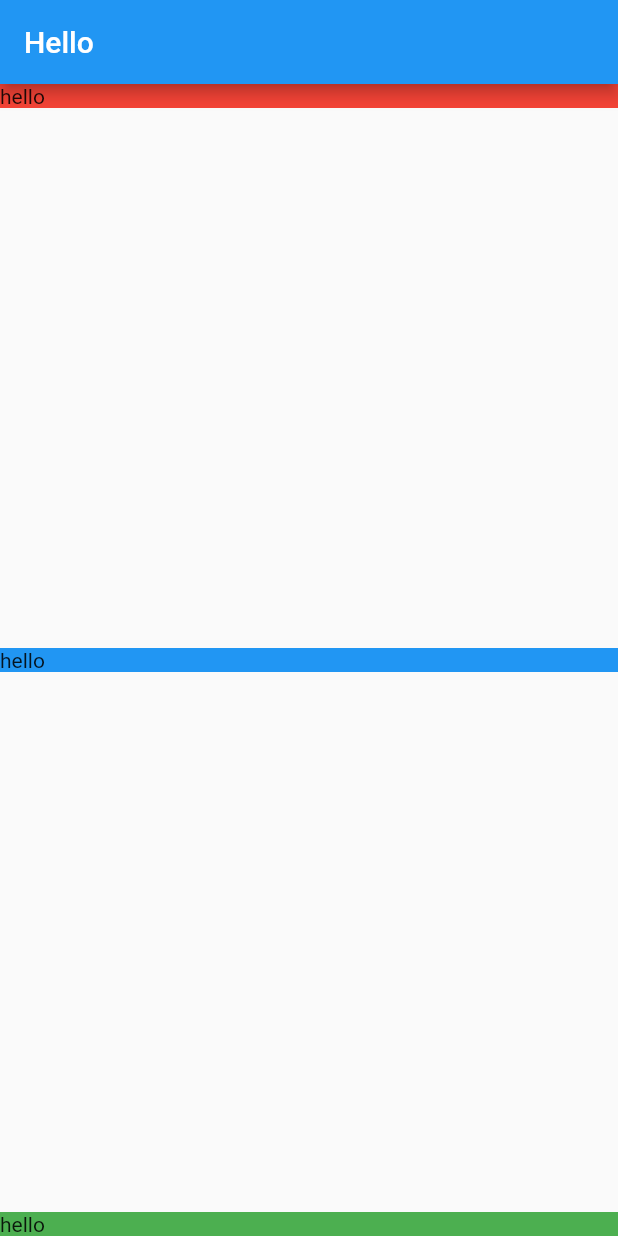
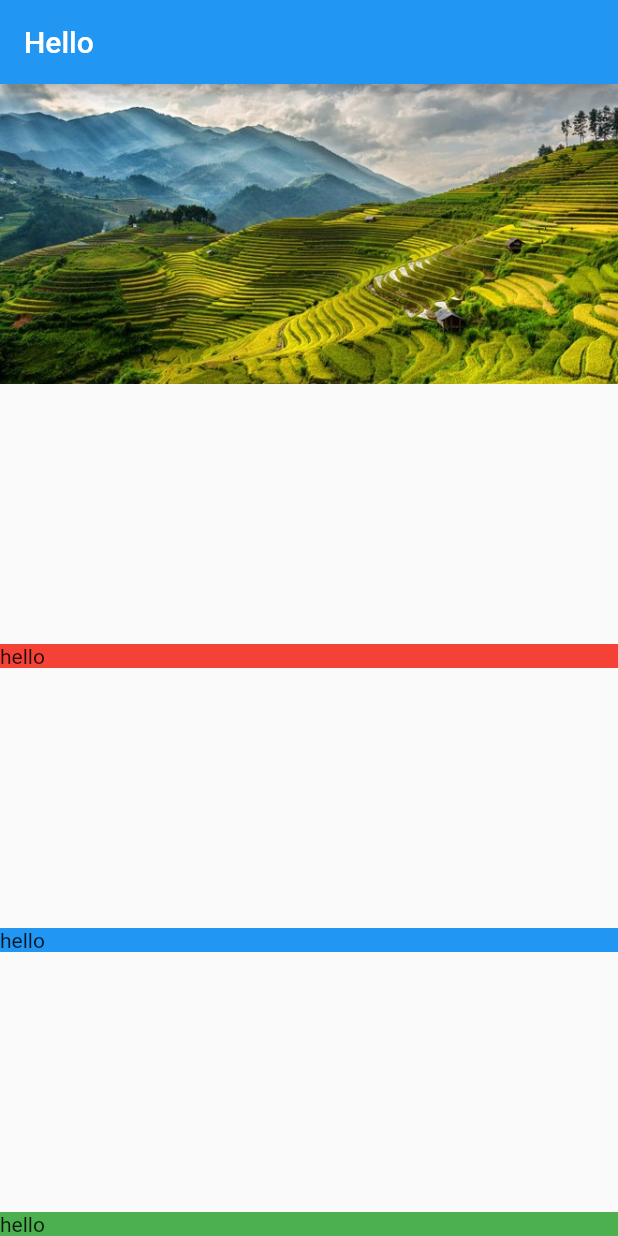
Before and after one commit to tuanvu9981/FundamentalFlutter, a Flutter app: the screen it shows after launch, on a phone screen of 412 x 824 dp. Run offline on Flutter 3.47's test engine with Material 2 defaults, Android fonts, the phone set to English and light mode, and no system bars.

Commit message:
feat: show image by Image Widget & assets

```diff
--- /dev/null
+++ b/lib/screens/ImageBanner.dart
@@ -0,0 +1,22 @@
+import 'dart:ui';
+
+import 'package:flutter/material.dart';
+
+class ImageBanner extends StatelessWidget {
+  final String _assetPath;
+
+  ImageBanner(this._assetPath);
+
+  @override
+  Widget build(BuildContext context) {
+    return Container(
+      constraints: BoxConstraints.expand(
+        height: 200.0, //max expand: 200pixel, it must be double
+      ),
+
+      decoration: BoxDecoration(color: Colors.grey),
+
+      child: Image.asset(this._assetPath, fit: BoxFit.cover), // as much as can
+    );
+  }
+}
--- a/lib/screens/location_details.dart
+++ b/lib/screens/location_details.dart
@@ -1,4 +1,5 @@
 import 'package:flutter/material.dart';
+import 'package:fundamental_flutter/screens/ImageBanner.dart';
 import 'package:fundamental_flutter/screens/TextSection.dart';
 
 class LocationDetail extends StatelessWidget {
@@ -13,6 +14,7 @@ class LocationDetail extends StatelessWidget {
             crossAxisAlignment: CrossAxisAlignment.stretch,
             //whole section from left to right
             children: [
+              ImageBanner("assets/images/ruong-bac-thang.jpg"),
               TextSection(Colors.red),
               TextSection(Colors.blue),
               TextSection(Colors.green),
--- a/pubspec.yaml
+++ b/pubspec.yaml
@@ -58,9 +58,8 @@ flutter:
   uses-material-design: true
 
   # To add assets to your application, add an assets section, like this:
-  # assets:
-  #   - images/a_dot_burr.jpeg
-  #   - images/a_dot_ham.jpeg
+  assets:
+    - assets/images/
 
   # An image asset can refer to one or more resolution-specific "variants", see
   # https://flutter.dev/assets-and-images/#resolution-aware
```
Also changed, not shown: assets/images/ruong-bac-thang.jpg (added), pubspec.lock.
